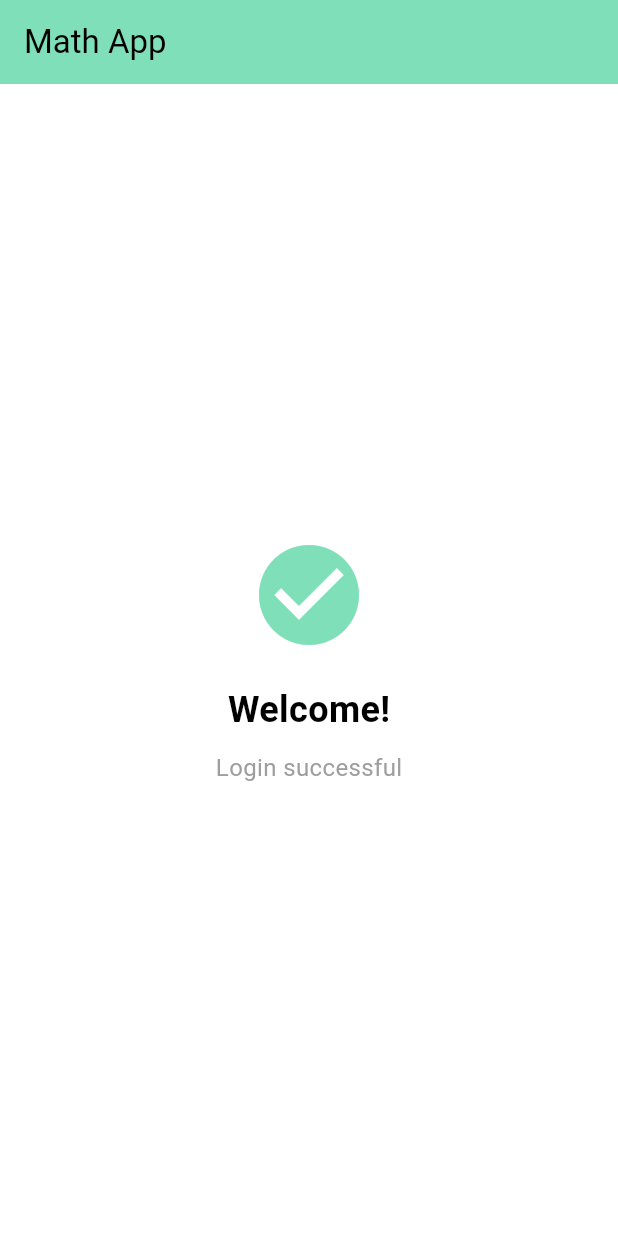
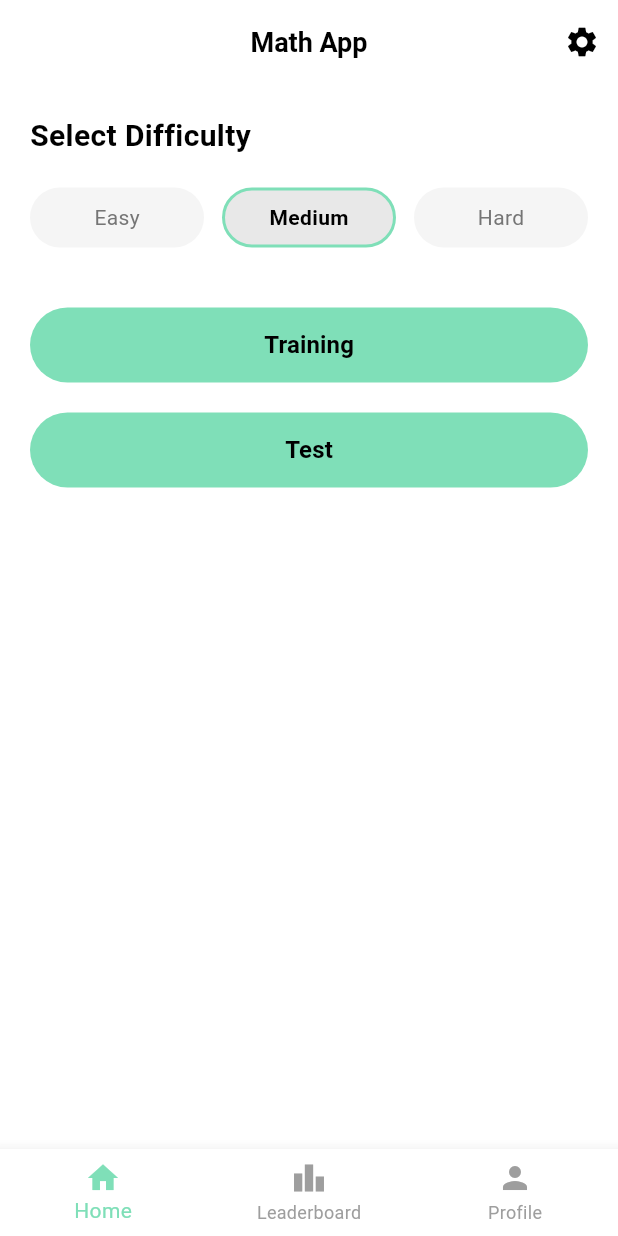
Before and after one commit to Sweexou/FileRouge-Mobile, a Flutter app: the HomePage screen opened directly, on a phone screen of 412 x 824 dp. Run offline on Flutter 3.47's test engine with Material 3 defaults, Android fonts, the phone set to English and light mode, and no system bars.

Commit message:
feat: training page ok + update home page

```diff
--- a/flutter_filerouge/lib/pages/home_page.dart
+++ b/flutter_filerouge/lib/pages/home_page.dart
@@ -1,47 +1,210 @@
 import 'package:flutter/material.dart';
+import 'training_page.dart';
 
-class HomePage extends StatelessWidget {
+class HomePage extends StatefulWidget {
   const HomePage({Key? key}) : super(key: key);
+
+  @override
+  State<HomePage> createState() => _HomePageState();
+}
+
+class _HomePageState extends State<HomePage> {
+  String selectedDifficulty = 'Medium';
+  int _currentIndex = 0;
 
   @override
   Widget build(BuildContext context) {
     return Scaffold(
       backgroundColor: Colors.white,
       appBar: AppBar(
-        title: const Text('Math App'),
-        backgroundColor: const Color(0xFF7FDFB8),
-        foregroundColor: Colors.black,
+        backgroundColor: Colors.white,
         elevation: 0,
+        automaticallyImplyLeading: false, // Retire la flèche de retour
+        title: const Text(
+          'Math App',
+          style: TextStyle(
+            color: Colors.black,
+            fontSize: 18,
+            fontWeight: FontWeight.w600,
+          ),
+        ),
+        centerTitle: true,
+        actions: [
+          IconButton(
+            icon: const Icon(
+              Icons.settings,
+              color: Colors.black,
+            ),
+            onPressed: () {
+              // Action pour les paramètres
+            },
+          ),
+        ],
       ),
-      body: const Center(
+      body: Padding(
+        padding: const EdgeInsets.all(20),
         child: Column(
-          mainAxisAlignment: MainAxisAlignment.center,
+          crossAxisAlignment: CrossAxisAlignment.start,
           children: [
-            Icon(
-              Icons.check_circle,
-              size: 80,
-              color: Color(0xFF7FDFB8),
-            ),
-            SizedBox(height: 20),
-            Text(
-              'Welcome!',
+            // Section Select Difficulty
+            const Text(
+              'Select Difficulty',
               style: TextStyle(
-                fontSize: 24,
+                fontSize: 20,
                 fontWeight: FontWeight.bold,
                 color: Colors.black,
               ),
             ),
-            SizedBox(height: 10),
-            Text(
-              'Login successful',
-              style: TextStyle(
-                fontSize: 16,
-                color: Colors.grey,
+            const SizedBox(height: 20),
+
+            // Boutons de difficulté
+            Row(
+              children: [
+                _buildDifficultyButton('Easy'),
+                const SizedBox(width: 12),
+                _buildDifficultyButton('Medium'),
+                const SizedBox(width: 12),
+                _buildDifficultyButton('Hard'),
+              ],
+            ),
+            const SizedBox(height: 40),
+
+            // Bouton Training
+            SizedBox(
+              width: double.infinity,
+              height: 50,
+              child: ElevatedButton(
+                onPressed: () {
+                  Navigator.push(
+                    context,
+                    MaterialPageRoute(
+                      builder: (context) => TrainingPage(difficulty: selectedDifficulty),
+                    ),
+                  );
+                },
+                style: ElevatedButton.styleFrom(
+                  backgroundColor: const Color(0xFF7FDFB8),
+                  shape: RoundedRectangleBorder(
+                    borderRadius: BorderRadius.circular(25),
+                  ),
+                  elevation: 0,
+                ),
+                child: const Text(
+                  'Training',
+                  style: TextStyle(
+                    fontSize: 16,
+                    fontWeight: FontWeight.w600,
+                    color: Colors.black,
+                  ),
+                ),
+              ),
+            ),
+            const SizedBox(height: 20),
+
+            // Bouton Test
+            SizedBox(
+              width: double.infinity,
+              height: 50,
+              child: ElevatedButton(
+                onPressed: () {
+                  print('Test selected with difficulty: $selectedDifficulty');
+                  // Navigation vers la page de test
+                },
+                style: ElevatedButton.styleFrom(
+                  backgroundColor: const Color(0xFF7FDFB8),
+                  shape: RoundedRectangleBorder(
+                    borderRadius: BorderRadius.circular(25),
+                  ),
+                  elevation: 0,
+                ),
+                child: const Text(
+                  'Test',
+                  style: TextStyle(
+                    fontSize: 16,
+                    fontWeight: FontWeight.w600,
+                    color: Colors.black,
+                  ),
+                ),
               ),
             ),
           ],
         ),
       ),
+      bottomNavigationBar: BottomNavigationBar(
+        currentIndex: _currentIndex,
+        onTap: (index) {
+          setState(() {
+            _currentIndex = index;
+          });
+          // Navigation selon l'index
+          switch (index) {
+            case 0:
+              // Déjà sur Home
+              break;
+            case 1:
+              // Navigation vers Leaderboard
+              print('Navigate to Leaderboard');
+              break;
+            case 2:
+              // Navigation vers Profile
+              print('Navigate to Profile');
+              break;
+          }
+        },
+        type: BottomNavigationBarType.fixed,
+        backgroundColor: Colors.white,
+        selectedItemColor: const Color(0xFF7FDFB8),
+        unselectedItemColor: Colors.grey,
+        elevation: 8,
+        items: const [
+          BottomNavigationBarItem(
+            icon: Icon(Icons.home),
+            label: 'Home',
+          ),
+          BottomNavigationBarItem(
+            icon: Icon(Icons.leaderboard),
+            label: 'Leaderboard',
+          ),
+          BottomNavigationBarItem(
+            icon: Icon(Icons.person),
+            label: 'Profile',
+          ),
+        ],
+      ),
+    );
+  }
+
+  Widget _buildDifficultyButton(String difficulty) {
+    final isSelected = selectedDifficulty == difficulty;
+
+    return Expanded(
+      child: GestureDetector(
+        onTap: () {
+          setState(() {
+            selectedDifficulty = difficulty;
+          });
+        },
+        child: Container(
+          height: 40,
+          decoration: BoxDecoration(
+            color: isSelected ? const Color(0xFFE8E8E8) : const Color(0xFFF5F5F5),
+            borderRadius: BorderRadius.circular(20),
+            border: isSelected
+                ? Border.all(color: const Color(0xFF7FDFB8), width: 2)
+                : null,
+          ),
+          child: Center(
+            child: Text(
+              difficulty,
+              style: TextStyle(
+                fontSize: 14,
+                fontWeight: isSelected ? FontWeight.w600 : FontWeight.w400,
+                color: isSelected ? Colors.black : Colors.grey[600],
+              ),
+            ),
+          ),
+        ),
+      ),
     );
   }
 }
```
Also changed, not shown: flutter_filerouge/lib/pages/training_page.dart (added, +327 -0 lines), flutter_filerouge/lib/widgets/exercise_card.dart (added).
